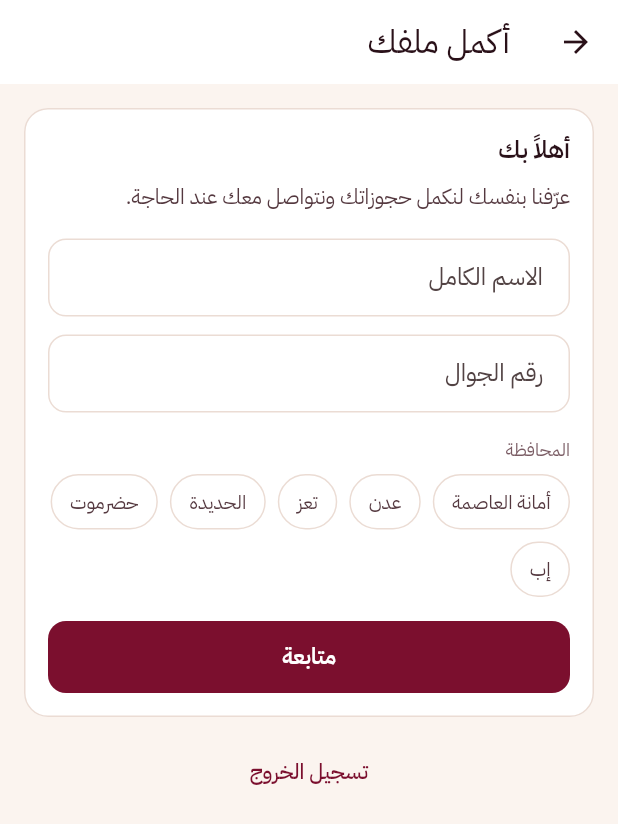
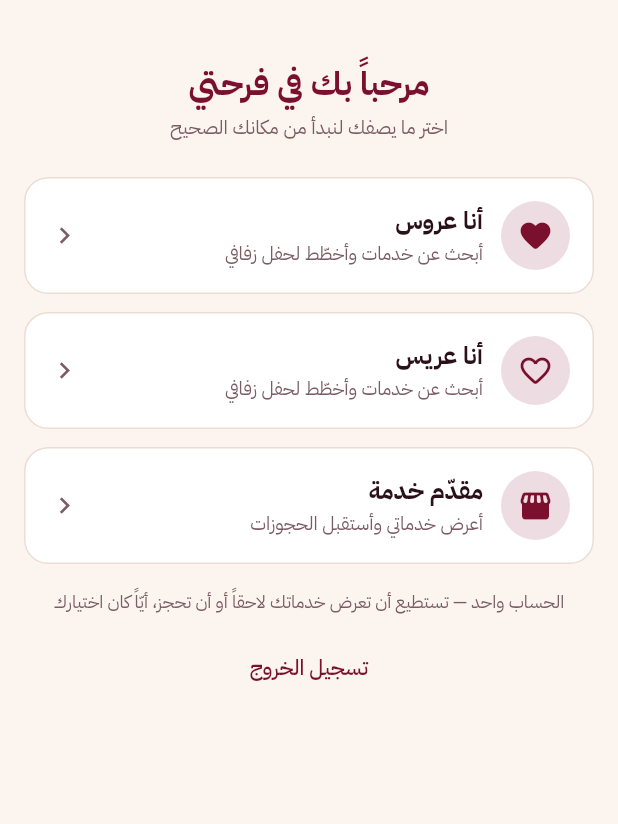
Before and after one commit to 7tqpt/add, a Flutter app: the OnboardingScreen screen opened directly with empty values, on a phone screen of 412 x 824 dp. Shown: the top 824 px of the screen. Run offline on Flutter 3.47's test engine with Material 3 defaults, Android fonts, the phone set to English and light mode, and no system bars; our stand-ins replace file_picker, firebase_core, firebase_messaging, image_picker, supabase_flutter, video_player; accounts and stored records are empty.

Commit message:
«من أنت؟» — ثلاثةُ أبوابٍ إلى بابٍ واحد
شاشةُ اختيار الدور من لوحة التصميم: عروس · عريس · مقدّم خدمة.

**وهي طريقٌ لا قسمة.** الحسابُ واحدٌ في الحالات الثلاث — وهذا قرارٌ قديم
مكتوبٌ في `session.dart`: الشخص نفسه قد يحجز لعرس أخيه ويبيع خدمة
التصوير، فحبسه في أحد الطرفين يُلزمه بحسابين. فلو نُفِّذت الشاشة قسمةً
لَنَقضت ذلك ولم يظهر النقضُ إلا بعد أشهرٍ في حسابين لرجلٍ واحد.

فما تفعله أنها **تختصر الطريق**: من قال «مقدّم خدمة» يُساق إلى إنشاء
ملفّه فور إكمال بياناته، بدل أن يبحث عنه في «حسابي» بعد أسبوع — وأكثرُهم
لم يكن يبحث، فيبقى مسجّلاً عميلاً وهو جاء ليبيع.

وثلاثةٌ في التفاصيل تقرّر نجاحها

  • **يُقال صراحةً إن الحساب واحد.** ومن لم يُقل له ذلك قرأ الشاشة «اختر
    نوع حسابك الذي لا يُبدَّل» فتردّد أو فتح حسابين.
  • **وبابُ الرجوع مفتوحٌ بعد الاختيار:** من ضغط «مقدّم خدمة» وهو يريد أن
    يحجز كان سيمضي في طريقٍ لم يقصده بلا مخرج.
  • **والترتيب في `_submit` ليس تفصيلاً:** لو نُوديت `refreshIdentity`
    أوّلاً لاستبدل الجذرُ هذه الشاشةَ بالقشرة في الحال، فتموت قبل أن تدفع
    مقدّمَ الخدمة إلى ملفّه — ويصل حيث لا يريد بلا رسالةٍ في أي سجل.

وعروسٌ وعريسٌ كلاهما عميل: البابان يفتحان النموذج نفسه. ولم أصنع لهما
فرقاً لا وجود له في القاعدة — مخاطبةٌ مؤنّثةٌ ثابتة تحتاج عموداً في
`app_users`، وهو يُضاف حين يُطلب لا الآن.

أربعةُ اختبارات، و١٦٣ في الحزمة كلّها، و`analyze` نظيف.

Co-Authored-By: Claude Opus 5 <noreply@anthropic.com>
Claude-Session: https://claude.ai/code/session_01Wedw2MvQBfKFZQc8uAH4RR

```diff
--- a/mobile/lib/src/screens/onboarding.dart
+++ b/mobile/lib/src/screens/onboarding.dart
@@ -6,6 +6,19 @@ import '../data/api.dart';
 import '../data/models.dart';
 import '../data/supabase.dart';
 import '../ui/kit.dart';
+import 'become_provider.dart';
+
+/// من أنت؟ — ثلاثةُ أبوابٍ إلى بابٍ واحد.
+///
+/// **وهي طريقٌ لا قسمة:** الحسابُ واحدٌ في الحالات الثلاث. عروسٌ وعريسٌ
+/// كلاهما عميل، ومقدّمُ الخدمة عميلٌ **زاد** عليه ملفَّ عرضٍ — وهذا مقصود:
+/// الشخص نفسه قد يحجز لعرس أخيه ويبيع خدمة التصوير، فحبسه في أحد الطرفين
+/// يُلزمه بحسابين.
+///
+/// فما تفعله هذه الشاشة أنها تختصر الطريق: من قال «مقدّم خدمة» يُساق إلى
+/// إنشاء ملفّه فور إكمال بياناته، بدل أن يبحث عنه في «حسابي» بعد أسبوع —
+/// وأكثرُهم لم يكن يبحث.
+enum _Who { bride, groom, provider }
 
 /// إكمال الملف — مرة واحدة بعد أول تسجيل.
 ///
@@ -22,6 +35,7 @@ class _OnboardingScreenState extends State<OnboardingScreen> {
   final _name = TextEditingController();
   final _phone = TextEditingController();
   String? _governorate;
+  _Who? _who;
   late Future<List<Governorate>> _future;
   bool _busy = false;
   String? _error;
@@ -55,6 +69,14 @@ class _OnboardingScreenState extends State<OnboardingScreen> {
         governorate: _governorate!,
         platform: Theme.of(context).platform == TargetPlatform.iOS ? 'ios' : 'android',
       );
+      // **الترتيب هنا ليس تفصيلاً:** لو نُوديت `refreshIdentity` أوّلاً
+      // لاستبدلت الجذرُ هذه الشاشةَ بالقشرة في الحال، فتموت قبل أن تدفع
+      // مقدّمَ الخدمة إلى ملفّه. فيُفتح الملفُّ فوقها ثم تُحدَّث الهويّة.
+      if (_who == _Who.provider && mounted) {
+        await Navigator.of(context).push(
+          MaterialPageRoute(builder: (_) => BecomeProviderScreen(session: widget.session)),
+        );
+      }
       await widget.session.refreshIdentity();
     } catch (e) {
       if (mounted) setState(() => _error = messageOf(e));
@@ -65,8 +87,18 @@ class _OnboardingScreenState extends State<OnboardingScreen> {
 
   @override
   Widget build(BuildContext context) {
+    if (_who == null) return _picker(context);
     return Scaffold(
-      appBar: AppBar(title: const Text('أكمل ملفك')),
+      appBar: AppBar(
+        title: const Text('أكمل ملفك'),
+        // بابُ رجوعٍ إلى الاختيار: من ضغط «مقدّم خدمة» وهو يريد أن يحجز
+        // كان سيمضي في طريقٍ لم يقصده بلا مخرج.
+        leading: IconButton(
+          onPressed: () => setState(() => _who = null),
+          tooltip: 'غيّر الاختيار',
+          icon: const Icon(Icons.arrow_forward),
+        ),
+      ),
       body: FutureBuilder<List<Governorate>>(
         future: _future,
         builder: (context, snap) {
@@ -138,4 +170,114 @@ class _OnboardingScreenState extends State<OnboardingScreen> {
       ),
     );
   }
+
+  Widget _picker(BuildContext context) => Scaffold(
+    body: SafeArea(
+      child: ListView(
+        padding: const EdgeInsets.all(Space.lg),
+        children: [
+          const SizedBox(height: Space.xl),
+          const Text(
+            'مرحباً بك في فرحتي',
+            textAlign: TextAlign.center,
+            style: TextStyle(
+              fontSize: 22,
+              fontWeight: FontWeight.w700,
+              color: AppColors.accent,
+              fontFamilyFallback: arabicFallback,
+            ),
+          ),
+          const SizedBox(height: Space.xs),
+          const Center(child: Muted('اختر ما يصفك لنبدأ من مكانك الصحيح', size: 13)),
+          const SizedBox(height: Space.xl),
+          _WhoCard(
+            icon: Icons.favorite_rounded,
+            title: 'أنا عروس',
+            body: 'أبحث عن خدمات وأخطّط لحفل زفافي',
+            onTap: () => setState(() => _who = _Who.bride),
+          ),
+          const SizedBox(height: Space.md),
+          _WhoCard(
+            icon: Icons.favorite_border_rounded,
+            title: 'أنا عريس',
+            body: 'أبحث عن خدمات وأخطّط لحفل زفافي',
+            onTap: () => setState(() => _who = _Who.groom),
+          ),
+          const SizedBox(height: Space.md),
+          _WhoCard(
+            icon: Icons.storefront_rounded,
+            title: 'مقدّم خدمة',
+            body: 'أعرض خدماتي وأستقبل الحجوزات',
+            onTap: () => setState(() => _who = _Who.provider),
+          ),
+          const SizedBox(height: Space.lg),
+          // **يُقال صراحةً:** الاختيارُ طريقٌ لا قفل. ومن لم يُقل له ذلك ظنّ
+          // أنه يفتح حساباً من نوعٍ لا يُبدَّل، فتردّد أو فتح حسابين.
+          const Center(
+            child: Muted(
+              'الحساب واحد — تستطيع أن تعرض خدماتك لاحقاً أو أن تحجز، أيّاً كان اختيارك',
+              size: 12,
+            ),
+          ),
+          const SizedBox(height: Space.md),
+          TextButton(
+            onPressed: () => widget.session.signOut(),
+            child: const Text('تسجيل الخروج'),
+          ),
+        ],
+      ),
+    ),
+  );
 }
+
+class _WhoCard extends StatelessWidget {
+  const _WhoCard({
+    required this.icon,
+    required this.title,
+    required this.body,
+    required this.onTap,
+  });
+  final IconData icon;
+  final String title;
+  final String body;
+  final VoidCallback onTap;
+
+  @override
+  Widget build(BuildContext context) => AppCard(
+    onTap: onTap,
+    children: [
+      Row(
+        children: [
+          Container(
+            width: 46,
+            height: 46,
+            decoration: BoxDecoration(
+              shape: BoxShape.circle,
+              color: AppColors.accent.withValues(alpha: Tint.disc),
+            ),
+            child: Icon(icon, size: 24, color: AppColors.accent),
+          ),
+          const SizedBox(width: Space.md),
+          Expanded(
+            child: Column(
+              crossAxisAlignment: CrossAxisAlignment.start,
+              children: [
+                Text(
+                  title,
+                  style: const TextStyle(
+                    fontSize: 16,
+                    fontWeight: FontWeight.w700,
+                    color: AppColors.ink,
+                  ),
+                ),
+                const SizedBox(height: 2),
+                Muted(body, size: 12.5),
+              ],
+            ),
+          ),
+          const Icon(Icons.chevron_left, size: 22, color: AppColors.muted),
+        ],
+      ),
+    ],
+  );
+}
```
Also changed, not shown: 1 other file.
